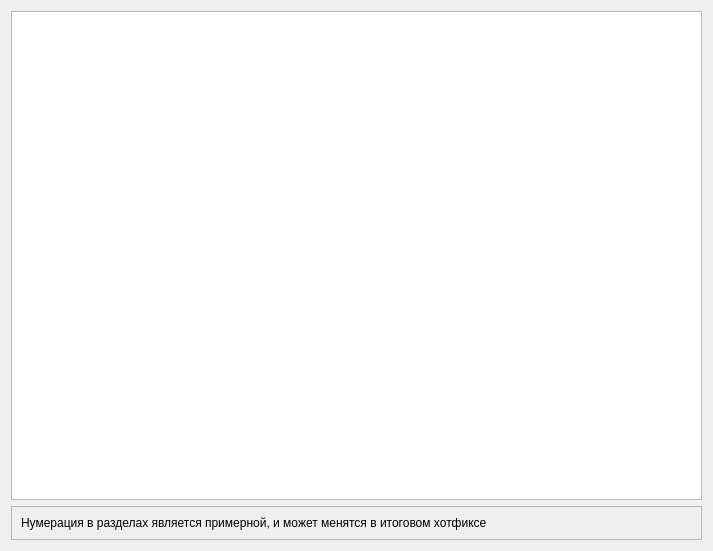
The window that HotfixCreator/structsettingspage.ui (Smitt64/WorkFMT) describes before a commit, drawn with Qt 5.
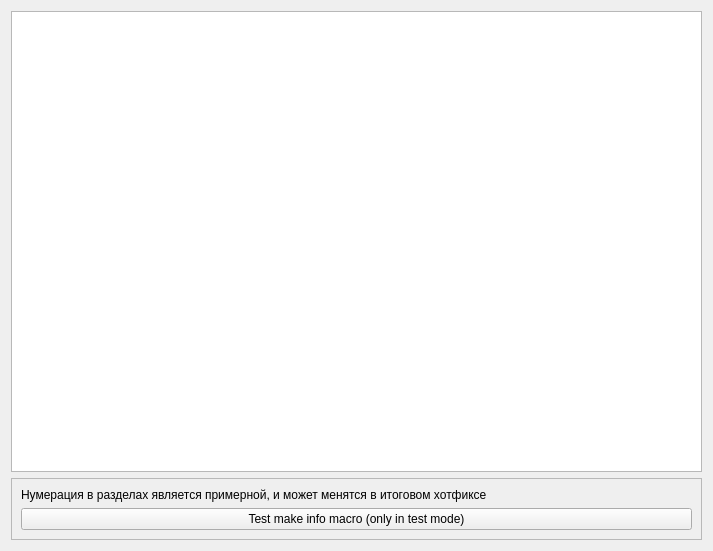
The same window after the commit.

Patch:
```diff
--- a/HotfixCreator/structsettingspage.ui
+++ b/HotfixCreator/structsettingspage.ui
@@ -33,6 +33,13 @@
         </property>
        </widget>
       </item>
+      <item>
+       <widget class="QPushButton" name="pushButton">
+        <property name="text">
+         <string>Test make info macro (only in test mode)</string>
+        </property>
+       </widget>
+      </item>
      </layout>
     </widget>
    </item>
```
